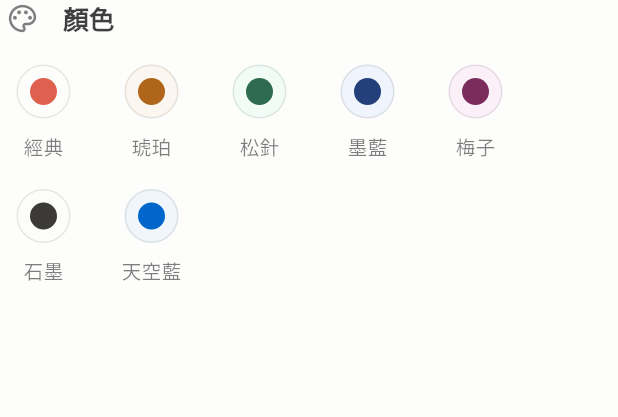
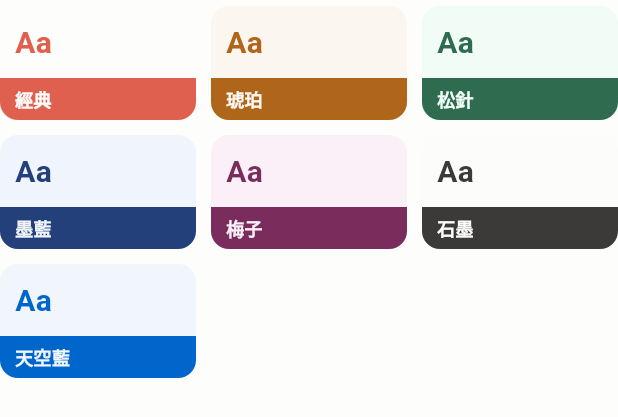
Before and after one commit to HowWeiChi-app/BanGo, a Flutter app: the _ThemeGrid widget shown alone on an empty page, opened directly with empty values, on a phone screen of 412 x 824 dp. Shown: the top 417 px of the screen. Run offline on Flutter 3.47's test engine with Material 3 defaults, Android fonts, the phone set to English and light mode, and no system bars; our stand-ins replace material_ui, share_plus, shared_preferences; missing offline and left inert: pdfrx; accounts and stored records are empty; network calls fail.

Commit message:
Use JuanGo's theme tiles in the Android colour picker
Co-Authored-By: Claude Opus 5.5 <noreply@anthropic.com>

```diff
--- a/app/lib/settings_page.dart
+++ b/app/lib/settings_page.dart
@@ -169,7 +169,8 @@ class _SettingsPageState extends State<SettingsPage> {
   }
 }
 
-/// 顏色主題：一排圓形色票，選中的外面一圈
+/// 選顏色：每一格是紙張顏色的小方塊，下面一條主色寫著名字（照 JuanGo 的 ThemeGrid，和 iPhone 版一樣）。
+/// 色票跟 App 實際的顏色一樣，深色模式就顯示深色的紙和深色模式的主色
 class _ThemeGrid extends StatelessWidget {
   const _ThemeGrid({required this.selected, required this.onSelect});
   final String selected;
@@ -178,52 +179,56 @@ class _ThemeGrid extends StatelessWidget {
   @override
   Widget build(BuildContext context) {
     final p = context.palette;
-    return Column(crossAxisAlignment: CrossAxisAlignment.start, children: [
-      Row(children: [
-        SizedBox(width: 30, child: Icon(Icons.palette_outlined, size: 22, color: p.inkSecondary)),
-        const SizedBox(width: 12),
-        Text(L('顏色', 'Color'), style: AppText.headline.copyWith(color: p.ink)),
-      ]),
-      const SizedBox(height: 14),
-      Wrap(spacing: 14, runSpacing: 14, children: [
+    return Padding(
+      padding: const EdgeInsets.symmetric(vertical: 4),
+      child: LayoutBuilder(builder: (context, c) {
+        final w = (c.maxWidth - 20) / 3;
+        return Wrap(spacing: 10, runSpacing: 10, children: [
           for (final t in AppTheme.all)
             Semantics(
               button: true,
               selected: t.id == selected,
               label: t.displayName,
+              excludeSemantics: true,
               child: GestureDetector(
                 onTap: () => onSelect(t.id),
-              child: SizedBox(
-                width: 58,
-                child: Column(children: [
-                  Container(
-                    width: 46,
-                    height: 46,
-                    padding: const EdgeInsets.all(3),
-                    decoration: BoxDecoration(
-                      shape: BoxShape.circle,
-                      border: Border.all(color: t.id == selected ? p.ink : Colors.transparent, width: 2),
+                child: Container(
+                  width: w,
+                  height: 76,
+                  clipBehavior: Clip.antiAlias,
+                  decoration: BoxDecoration(color: t.paper(p.dark), borderRadius: BorderRadius.circular(12)),
+                  foregroundDecoration: BoxDecoration(
+                    borderRadius: BorderRadius.circular(12),
+                    border: t.id == selected ? Border.all(color: p.ink, width: 2) : null,
                   ),
-                    child: Container(
-                      decoration: BoxDecoration(
-                        shape: BoxShape.circle,
-                        color: t.paper(p.dark),
-                        border: Border.all(color: p.edgeDark),
-                      ),
-                      child: Center(
-                        child: Container(width: 18, height: 18, decoration: BoxDecoration(shape: BoxShape.circle, color: t.accent(p.dark))),
+                  child: Column(crossAxisAlignment: CrossAxisAlignment.start, children: [
+                    Expanded(
+                      child: Padding(
+                        padding: const EdgeInsets.all(10),
+                        child: Text('Aa', style: AppText.title3.copyWith(fontWeight: FontWeight.w700, color: t.accent(p.dark))),
                       ),
                     ),
+                    Container(
+                      height: 28,
+                      color: t.accent(p.dark),
+                      padding: const EdgeInsets.symmetric(horizontal: 10),
+                      // 字用紙張的顏色：深色模式經典的主色是黃色，白字會看不到
+                      child: Row(children: [
+                        Expanded(
+                          child: Text(t.displayName,
+                              maxLines: 1,
+                              overflow: TextOverflow.ellipsis,
+                              style: AppText.caption.copyWith(fontWeight: FontWeight.w700, color: t.paper(p.dark))),
                         ),
-                  const SizedBox(height: 4),
-                  ExcludeSemantics(
-                    child: Text(t.displayName, maxLines: 1, style: AppText.footnote.copyWith(color: p.inkSecondary)),
+                        if (t.id == selected) Icon(Icons.check, size: 14, color: t.paper(p.dark)),
+                      ]),
                     ),
                   ]),
                 ),
               ),
             ),
-      ]),
         ]);
+      }),
+    );
   }
 }
```
Lines whose indentation alone changed are shown as unchanged.
